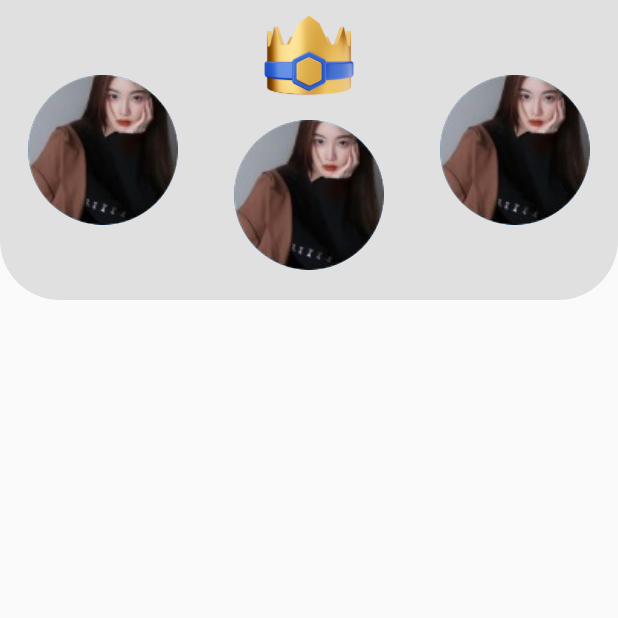
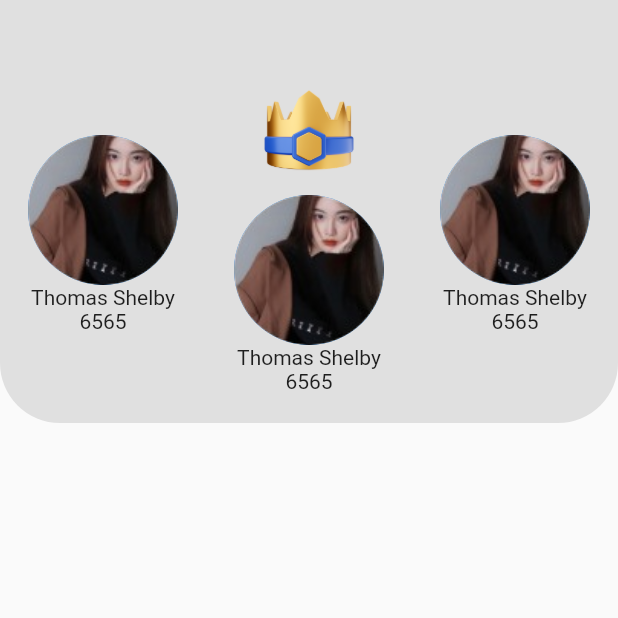
Before and after one commit to mudassir060/EarnFlow, a Flutter app: the LeaderboardScreen screen opened directly, on a phone screen of 412 x 824 dp, the top half of it. Run offline on Flutter 3.47's test engine with Material 2 defaults, Android fonts, the light colour scheme and no system bars; missing offline and left inert: circular_bottom_navigation.

Commit message:
leaderBoard top bar

```diff
--- a/lib/Screens/Leaderboard/LeaderboardScreen.dart
+++ b/lib/Screens/Leaderboard/LeaderboardScreen.dart
@@ -19,9 +19,11 @@ class _LeaderboardScreenState extends State<LeaderboardScreen> {
 
     return Scaffold(
       body: SafeArea(
-        child: Container(
-          height: 200,
+        child: Column(
+          children: [
+            Container(
               width: vwidth,
+              padding: const EdgeInsets.only(top: 50, bottom: 20),
               decoration: BoxDecoration(
                 borderRadius: const BorderRadius.only(
                     bottomLeft: Radius.circular(40.0),
@@ -31,36 +33,38 @@ class _LeaderboardScreenState extends State<LeaderboardScreen> {
               child: Row(
                 mainAxisAlignment: MainAxisAlignment.spaceAround,
                 children: [
+                 topImg("Thomas Shelby",6565)
+           ,       Column(
+                    children: [
+                      Image.asset(
+                        goldCrown,
+                        width: 80,
+                      ),
+                 topImg("Thomas Shelby",6565)
+                    ],
+                  ),
+                 topImg("Thomas Shelby",6565)
+                ],
+              ),
+            ),
+          ],
+        ),
+      ),
+    );
+  }
+}
+
+Widget topImg(name, point) {
+  return Column(
+    children:  [
       const CircleAvatar(
         backgroundImage: AssetImage(
           profile,
         ),
         radius: 50,
       ),
-              Column(
-                children: [
-                  Image.asset(
-                    goldCrown,
-                    width: 80,
-                  ),
-                  const CircleAvatar(
-                    backgroundImage: AssetImage(
-                      profile,
-                    ),
-                    radius: 50,
-                  ),
+      Text(name.toString()),
+      Text(point.toString()),
     ],
-              ),
-              const CircleAvatar(
-                backgroundImage: AssetImage(
-                  profile,
-                ),
-                radius: 50,
-              ),
-            ],
-          ),
-        ),
-      ),
   );
 }
-}
```
Lines whose indentation alone changed are shown as unchanged.
